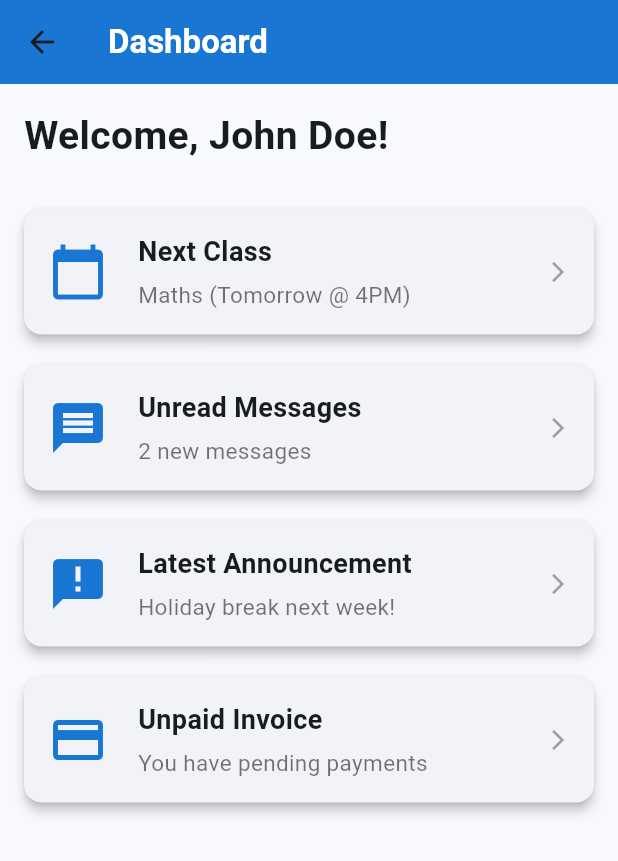
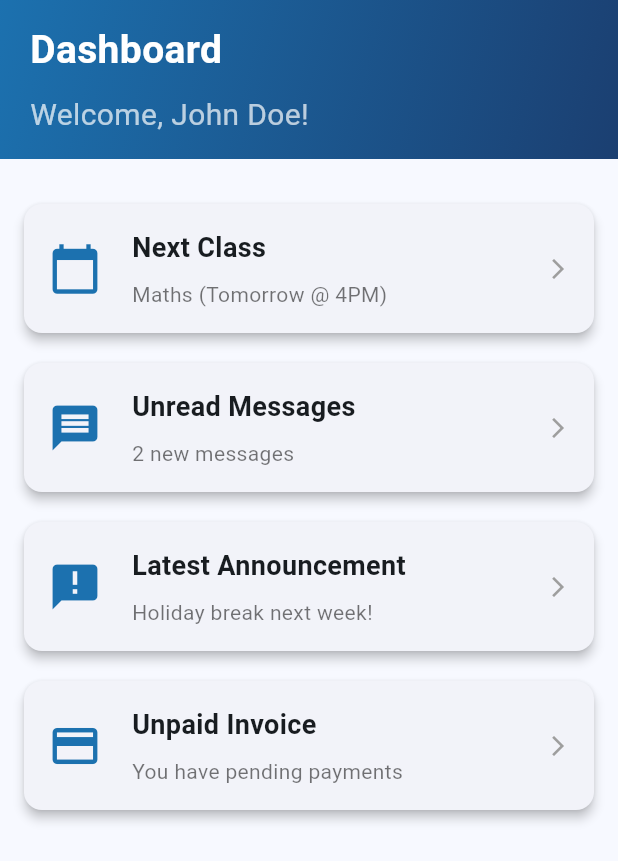
Before and after one commit to tsowmi03/tenacity-platform, a Flutter app: the HomeDashboard screen opened directly, on a phone screen of 412 x 824 dp. Shown: the top 861 px of the screen. Run offline on Flutter 3.47's test engine with Material 3 defaults, Android fonts, the phone set to English and light mode, and no system bars; our stand-ins replace cloud_firestore, firebase_auth, firebase_core; accounts and stored records are empty.

Commit message:
some aesthetic changes to dashboard

```diff
--- a/apps/mobile/lib/src/ui/home_dashboard.dart
+++ b/apps/mobile/lib/src/ui/home_dashboard.dart
@@ -13,35 +13,62 @@ class HomeDashboard extends StatelessWidget {
     final String latestAnnouncement = "Holiday break next week!";
 
     return Scaffold(
-      appBar: AppBar(
-        title: const Text(
-          'Dashboard',
-          style: TextStyle(color: Colors.white, fontWeight: FontWeight.bold),
+      appBar: PreferredSize(
+        preferredSize: const Size.fromHeight(106),
+        child: Container(
+          decoration: const BoxDecoration(
+            gradient: LinearGradient(
+              colors: [Color(0xFF1C71AF), Color(0xFF1B3F71)],
+              begin: Alignment.topLeft,
+              end: Alignment.bottomRight,
+            ),
+          ),
+          child: SafeArea(
+            child: Padding(
+              padding: const EdgeInsets.symmetric(horizontal: 20.0, vertical: 15.0),
+              child: Column(
+                crossAxisAlignment: CrossAxisAlignment.start,
+                children: [
+                  const Text(
+                    "Dashboard",
+                    style: TextStyle(
+                      color: Colors.white,
+                      fontSize: 26,
+                      fontWeight: FontWeight.bold,
+                    ),
+                  ),
+                  const SizedBox(height: 10),
+                  Text(
+                    "Welcome, $userName!",
+                    style: const TextStyle(
+                      color: Colors.white70,
+                      fontSize: 20,
+                      fontWeight: FontWeight.w400,
+                    ),
+                  ),
+                ],
+              ),
+            ),
+          ),
         ),
-        backgroundColor: Theme.of(context).primaryColorDark,
-        elevation: 0,
       ),
       body: Padding(
-        padding: const EdgeInsets.all(16.0),
+        padding: const EdgeInsets.symmetric(horizontal: 16.0, vertical: 20.0),
         child: Column(
           crossAxisAlignment: CrossAxisAlignment.start,
           children: [
-            Text(
-              "Welcome, $userName!",
-              style: const TextStyle(fontSize: 26, fontWeight: FontWeight.bold),
-            ),
-            const SizedBox(height: 20),
-            _buildCard(Icons.calendar_today, "Next Class", nextClass, context),
-            _buildCard(Icons.message, "Unread Messages", "$unreadMessages new messages", context),
-            _buildCard(Icons.announcement, "Latest Announcement", latestAnnouncement, context),
-            if (hasUnpaidInvoices) _buildCard(Icons.payment, "Unpaid Invoice", "You have pending payments", context),
+            _buildCard(Icons.calendar_today, "Next Class", nextClass),
+            _buildCard(Icons.message, "Unread Messages", "$unreadMessages new messages"),
+            _buildCard(Icons.announcement, "Latest Announcement", latestAnnouncement),
+            if (hasUnpaidInvoices)
+              _buildCard(Icons.payment, "Unpaid Invoice", "You have pending payments"),
           ],
         ),
       ),
     );
   }
 
-  Widget _buildCard(IconData icon, String title, String subtitle, BuildContext context) {
+  Widget _buildCard(IconData icon, String title, String subtitle) {
     return GestureDetector(
       onTap: () {}, // TODO: Add navigation functionality later
       child: Card(
@@ -52,7 +79,7 @@ class HomeDashboard extends StatelessWidget {
           padding: const EdgeInsets.all(16.0),
           child: Row(
             children: [
-              Icon(icon, size: 40, color: Theme.of(context).primaryColorDark),
+              Icon(icon, size: 36, color: const Color(0xFF1C71AF)),
               const SizedBox(width: 20),
               Expanded(
                 child: Column(
@@ -62,10 +89,10 @@ class HomeDashboard extends StatelessWidget {
                       title,
                       style: const TextStyle(fontSize: 18, fontWeight: FontWeight.bold),
                     ),
-                    const SizedBox(height: 5),
+                    const SizedBox(height: 8),
                     Text(
                       subtitle,
-                      style: const TextStyle(fontSize: 15, color: Colors.black54),
+                      style: const TextStyle(fontSize: 14, color: Colors.black54),
                     ),
                   ],
                 ),
```
